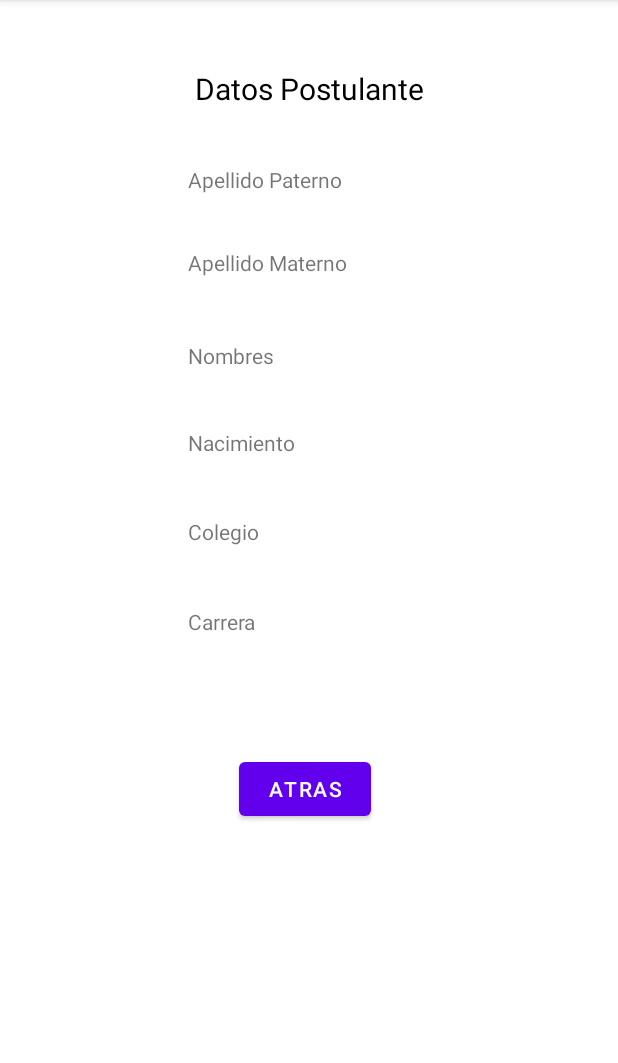
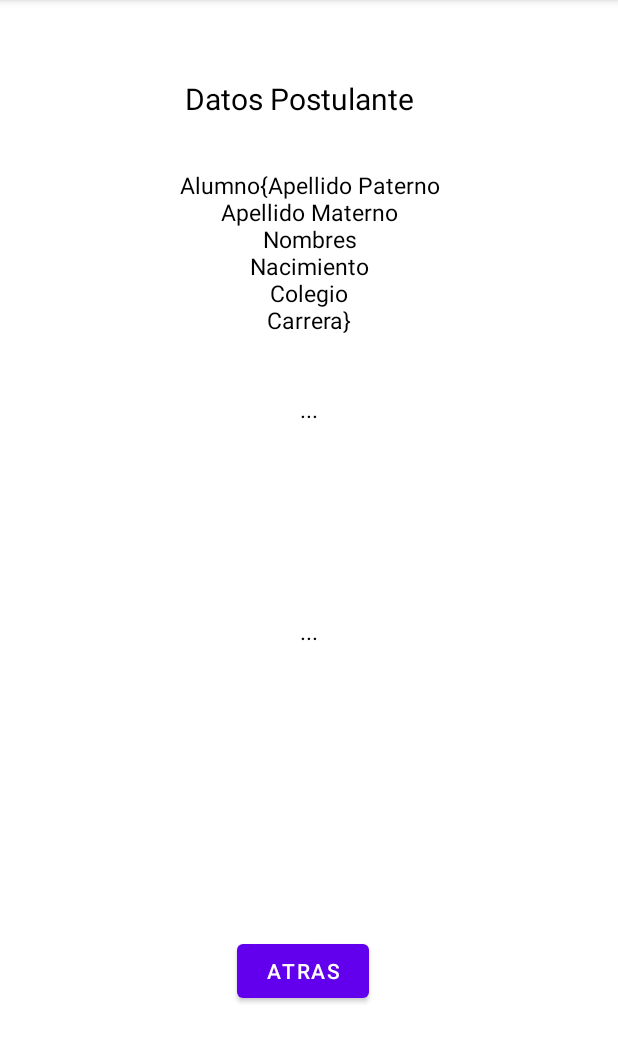
Before and after one commit to Brenda-Huarcaya/IDNP-Lab3, an Android app: the Postular screen opened directly, with no data from a screen before it, after a tap on "ENVIAR", on a phone screen of 412 x 824 dp, the part 84-1147 px from its top. Run offline under Robolectric (Android 15) with nearby library versions, the phone set to English and light mode, and no system bars.

```diff
--- a/app/src/main/java/com/idnp/myapplication/Alumno.java
+++ b/app/src/main/java/com/idnp/myapplication/Alumno.java
@@ -1,8 +1,10 @@
 package com.idnp.myapplication;
+import android.os.Parcel;
+import android.os.Parcelable;
 
 import java.io.Serializable;
 
-public class Alumno implements Serializable {
+public class Alumno implements Parcelable {
     String nombre, apellidoP, apellidoM, colegio, carrera, nacimiento;
 
     public Alumno(String nombre, String apellidoP, String apellidoM, String colegio, String carrera, String nacimiento) {
@@ -16,6 +18,42 @@ public class Alumno implements Serializable {
 
     public Alumno() {
     }
+
+    protected Alumno(Parcel in) {
+        nombre = in.readString();
+        apellidoP = in.readString();
+        apellidoM = in.readString();
+        colegio = in.readString();
+        carrera = in.readString();
+        nacimiento = in.readString();
+    }
+
+    @Override
+    public void writeToParcel(Parcel dest, int flags) {
+        dest.writeString(nombre);
+        dest.writeString(apellidoP);
+        dest.writeString(apellidoM);
+        dest.writeString(colegio);
+        dest.writeString(carrera);
+        dest.writeString(nacimiento);
+    }
+
+    @Override
+    public int describeContents() {
+        return 0;
+    }
+
+    public static final Creator<Alumno> CREATOR = new Creator<Alumno>() {
+        @Override
+        public Alumno createFromParcel(Parcel in) {
+            return new Alumno(in);
+        }
+
+        @Override
+        public Alumno[] newArray(int size) {
+            return new Alumno[size];
+        }
+    };
 
     public String getNombre() {
         return nombre;
@@ -68,12 +106,12 @@ public class Alumno implements Serializable {
     @Override
     public String toString() {
         return "Alumno{" +
-                "nombre='" + nombre + '\'' +
-                ", apellidoP='" + apellidoP + '\'' +
-                ", apellidoM='" + apellidoM + '\'' +
-                ", colegio='" + colegio + '\'' +
-                ", carrera='" + carrera + '\'' +
-                ", nacimiento='" + nacimiento + '\'' +
-                '}';
+                nombre + '\n' +
+                apellidoP + '\n' +
+                apellidoM + '\n' +
+                colegio + '\n' +
+                carrera + '\n' +
+                nacimiento +
+                "}";
     }
 }
--- a/app/src/main/java/com/idnp/myapplication/Informacion.java
+++ b/app/src/main/java/com/idnp/myapplication/Informacion.java
@@ -17,26 +17,42 @@ public class Informacion extends AppCompatActivity {
     protected void onCreate(Bundle savedInstanceState) {
         super.onCreate(savedInstanceState);
         setContentView(R.layout.activity_informacion);
-/*
-        ArrayList<Alumno> listaUsuario = new ArrayList<>();
-        Alumno  alumno = (Alumno) getIntent().getSerializableExtra("Postulante");
-        listaUsuario.add(alumno);
-*/
+
+        ArrayList<Alumno> listaAlumnos = new ArrayList<>();
+        Bundle extras = getIntent().getExtras();
+        Alumno  alumno = extras.getParcelable("person");
+        listaAlumnos.add(alumno);
+
+        TextView eDatos = findViewById(R.id.dDatos);
+        Button bAtra = findViewById(R.id.bAtras);
+
+        for (int i=0;i<listaAlumnos.size();i++) {
+            eDatos.setText(String.format("%s\n",
+                    listaAlumnos.get(i).toString()
+                    )
+            );
+        }
+/*eDatos.setText(String.format("%s\n%s\n%s\n%s\n%s\n%s",
+                    alumno.getApellidoP(),
+                    alumno.getApellidoM(),
+                    alumno.getNombre(),
+                    alumno.getNacimiento(),
+                    alumno.getColegio(),
+                    alumno.getCarrera()
+                    )
+            );*/
+
+
+        /*
+        //llamarlos de xml
         TextView eApellidoP = findViewById(R.id.eApellidoP);
         TextView eApellidoM = findViewById(R.id.eApellidoM);
         TextView eNombres = findViewById(R.id.eNombres);
         TextView eNacimiento = findViewById(R.id.eFechadeNacimiento);
         TextView eColegio = findViewById(R.id.eColegio);
         TextView eCarrera = findViewById(R.id.eCarrera);
-        Button bAtras = findViewById(R.id.bEnviar);
-/*
-        eApellidoP.setText(alumno.getApellidoP().toString());
-        eApellidoM.setText(alumno.getApellidoM());
-        eNombres.setText(alumno.getNombre());
-        eNacimiento.setText(alumno.getNacimiento());
-        eColegio.setText(alumno.getColegio());
-        eCarrera.setText(alumno.getCarrera());
-*/
+
+        //agarrar cada dato con intent
         Bundle extras = getIntent().getExtras();
         String apeP = extras.getString("apellidoP");
         String apeM = extras.getString("apellidoM");
@@ -45,14 +61,19 @@ public class Informacion extends AppCompatActivity {
         String col = extras.getString("colegio");
         String carr = extras.getString("carrera");
 
+        //para imprimir
+        eDatos.setText(String.format("%s\n%s\n%s\n%s\n%s\n%s", apeP, apeM, nam, nac, col, carr));
+
+        //para imprimir los dato
         eApellidoP.setText(apeP);
         eApellidoM.setText(apeM);
         eNombres.setText(nam);
         eNacimiento.setText(nac);
         eColegio.setText(col);
         eCarrera.setText(carr);
+        */
 
-        bAtras.setOnClickListener(new View.OnClickListener() {
+        bAtra.setOnClickListener(new View.OnClickListener() {
             @Override
             public void onClick(View view) {
                 Intent intent = new Intent(getApplicationContext(), MenuActivity.class);
--- a/app/src/main/java/com/idnp/myapplication/MainActivity.java
+++ b/app/src/main/java/com/idnp/myapplication/MainActivity.java
@@ -30,7 +30,7 @@ public class MainActivity extends AppCompatActivity {
                 String usuario = eUsuario.getText().toString();
                 String contrasena = eContrasena.getText().toString();
 
-                if (usuario.equals("usuario") && contrasena.equals("12345")){
+                if (usuario.equals("Usuario") && contrasena.equals("Contraseña")){
                     Intent intent = new Intent(getApplicationContext(), MenuActivity.class);
                     startActivity(intent);
                 }
--- a/app/src/main/java/com/idnp/myapplication/Postular.java
+++ b/app/src/main/java/com/idnp/myapplication/Postular.java
@@ -25,20 +25,24 @@ public class Postular extends AppCompatActivity {
         EditText eCarrera = findViewById(R.id.eCarrera);
         Button bEnviar = findViewById(R.id.bEnviar);
         TextView txtMessage = findViewById(R.id.txtMessage);
-        Alumno postulante = new Alumno();
-
 
         bEnviar.setOnClickListener(new View.OnClickListener() {
             @Override
             public void onClick(View view) {
-                String apellidoP = eApellidoP.getText().toString();
-                String apellidoM = eApellidoM.getText().toString();
-                String nombres = eNombres.getText().toString();
-                String nacimiento = eNacimiento.getText().toString();
-                String colegio = eColegio.getText().toString();
-                String carrera = eCarrera.getText().toString();
 
                 Intent detalle = new Intent(Postular.this, Informacion.class);
+                Alumno postulante = new Alumno(eApellidoP.getText().toString(),
+                        eApellidoM.getText().toString(),
+                        eNombres.getText().toString(),
+                        eNacimiento.getText().toString(),
+                        eColegio.getText().toString(),
+                        eCarrera.getText().toString());
+
+                detalle.putExtra("person", postulante);
+
+                startActivity(detalle);
+
+               /*
                 detalle.putExtra("apellidoP", apellidoP);
                 detalle.putExtra("apellidoM", apellidoM);
                 detalle.putExtra("nombre", nombres);
@@ -46,6 +50,8 @@ public class Postular extends AppCompatActivity {
                 detalle.putExtra("colegio", colegio);
                 detalle.putExtra("carrera", carrera);
 
+                startActivity(detalle);
+*/
 /*
                 txtMessage.setText("Enviado");
                 postulante.setApellidoM(String.valueOf(eApellidoM));
@@ -57,7 +63,6 @@ public class Postular extends AppCompatActivity {
 */
                //Intent intent = new Intent(.this, Informacion.class);
                 //intent.putExtra("Postulante", postulante);
-                startActivity(detalle);
 
             }
         });
--- a/app/src/main/res/layout/activity_informacion.xml
+++ b/app/src/main/res/layout/activity_informacion.xml
@@ -5,34 +5,87 @@
     android:layout_width="match_parent"
     android:layout_height="match_parent"
     tools:context=".Informacion">
+
+
     <TextView
         android:id="@+id/tTitulo"
         android:layout_width="wrap_content"
         android:layout_height="wrap_content"
         android:layout_marginStart="116dp"
-        android:layout_marginTop="45dp"
+        android:layout_marginTop="52dp"
         android:layout_marginEnd="116dp"
         android:text="Datos Postulante"
         android:textAlignment="center"
         android:textColor="@color/black"
         android:textSize="20sp"
         app:layout_constraintEnd_toEndOf="parent"
+        app:layout_constraintHorizontal_bias="0.28"
         app:layout_constraintStart_toStartOf="parent"
         app:layout_constraintTop_toTopOf="parent" />
 
+    <TextView
+        android:id="@+id/dDatos"
+        android:layout_width="219dp"
+        android:layout_height="117dp"
+        android:layout_marginStart="116dp"
+        android:layout_marginTop="33dp"
+        android:layout_marginEnd="116dp"
+        android:text="..."
+        android:textAlignment="center"
+        android:textColor="@color/black"
+        android:textSize="15sp"
+        app:layout_constraintEnd_toEndOf="parent"
+        app:layout_constraintStart_toStartOf="parent"
+        app:layout_constraintTop_toBottomOf="@+id/tTitulo" />
+
+    <TextView
+        android:id="@+id/dDatos1"
+        android:layout_width="236dp"
+        android:layout_height="124dp"
+        android:layout_marginStart="116dp"
+        android:layout_marginTop="32dp"
+        android:layout_marginEnd="116dp"
+        android:text="..."
+        android:textAlignment="center"
+        android:textColor="@color/black"
+        android:textSize="15sp"
+        app:layout_constraintEnd_toEndOf="parent"
+        app:layout_constraintHorizontal_bias="0.508"
+        app:layout_constraintStart_toStartOf="parent"
+        app:layout_constraintTop_toBottomOf="@+id/dDatos" />
+
+    <TextView
+        android:id="@+id/dDatos2"
+        android:layout_width="268dp"
+        android:layout_height="147dp"
+        android:layout_marginStart="116dp"
+        android:layout_marginTop="24dp"
+        android:layout_marginEnd="116dp"
+        android:text="..."
+        android:textAlignment="center"
+        android:textColor="@color/black"
+        android:textSize="15sp"
+        app:layout_constraintEnd_toEndOf="parent"
+        app:layout_constraintHorizontal_bias="0.505"
+        app:layout_constraintStart_toStartOf="parent"
+        app:layout_constraintTop_toBottomOf="@+id/dDatos1" />
+
     <Button
-        android:id="@+id/bEnviar"
+        android:id="@+id/bAtras"
         android:layout_width="wrap_content"
         android:layout_height="wrap_content"
         android:layout_marginStart="158dp"
-        android:layout_marginTop="49dp"
         android:layout_marginEnd="164dp"
+        android:layout_marginBottom="31dp"
         android:text="Atras"
+        app:layout_constraintBottom_toBottomOf="parent"
         app:layout_constraintEnd_toEndOf="parent"
+        app:layout_constraintHorizontal_bias="0.0"
         app:layout_constraintStart_toStartOf="parent"
-        app:layout_constraintTop_toBottomOf="@+id/eCarrera"
-        tools:ignore="MissingConstraints" />
+        tools:ignore="MissingConstraints"
+        app:layout_constraintTop_toBottomOf="@+id/dDatos2" />
 
+    <!--
     <TextView
         android:id="@+id/eApellidoP"
         android:layout_width="wrap_content"
@@ -134,4 +187,5 @@
         app:layout_constraintStart_toStartOf="parent"
         app:layout_constraintTop_toBottomOf="@+id/eColegio"
         tools:ignore="LabelFor,MissingConstraints" />
+        -->
 </androidx.constraintlayout.widget.ConstraintLayout>
```
